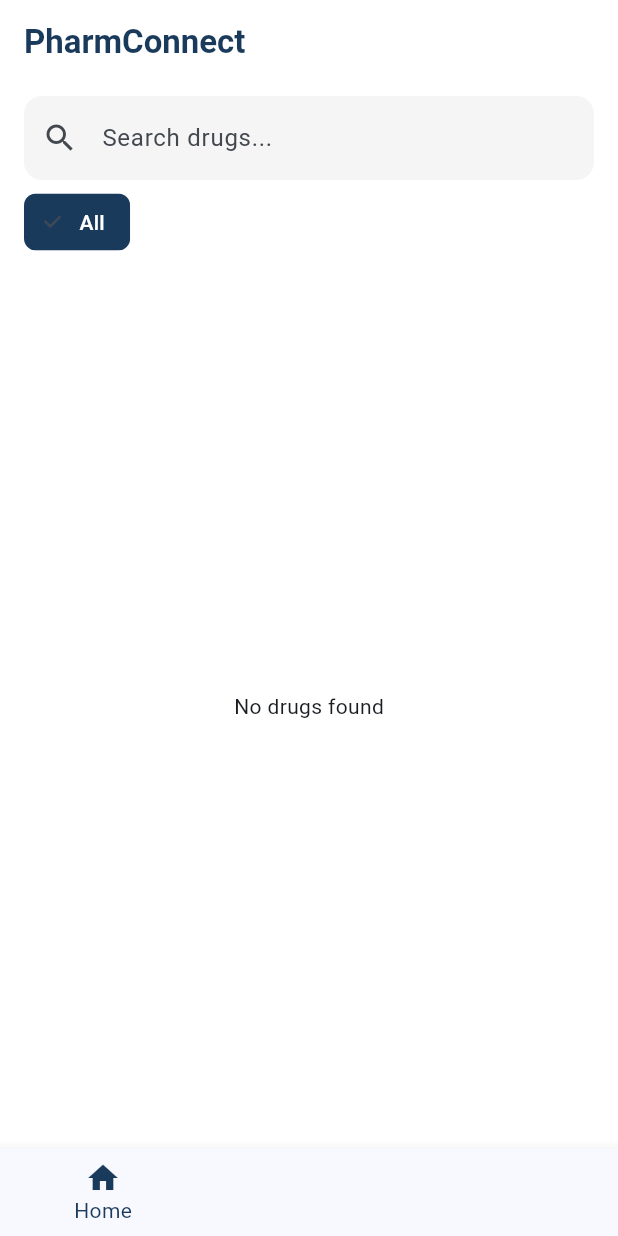
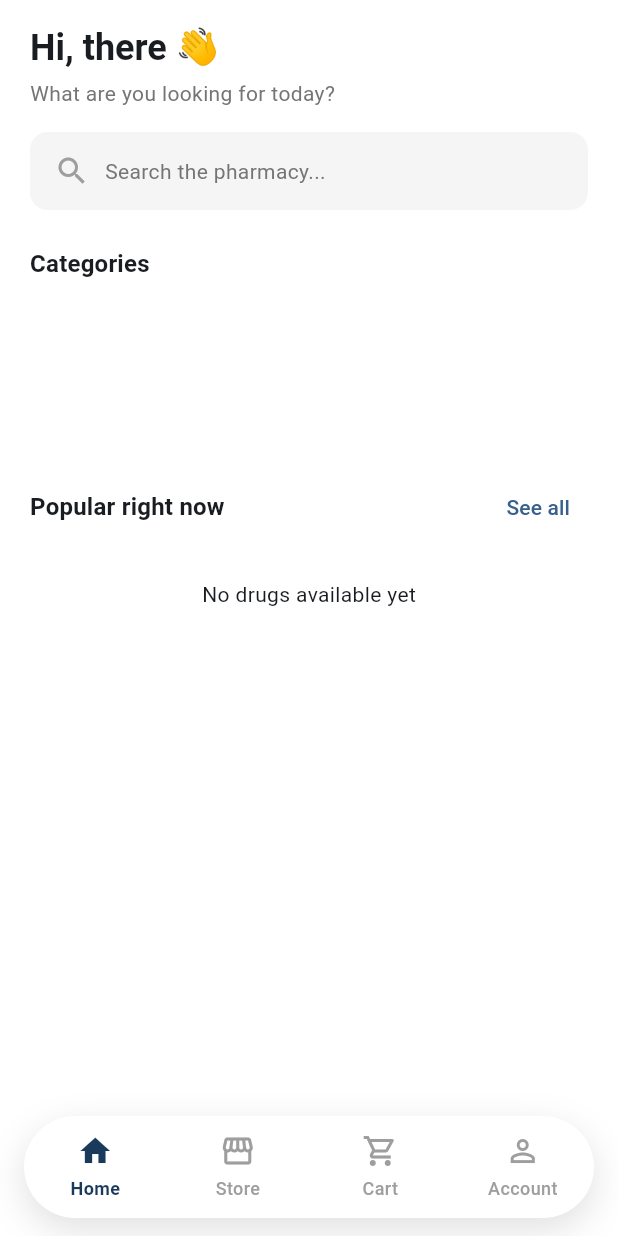
Before and after one commit to Emarc480/PharmConnect, a Flutter app: the screen it shows once a user with an empty profile is signed in, on a phone screen of 412 x 824 dp. Run offline on Flutter 3.47's test engine with Material 3 defaults, Android fonts, the phone set to English and light mode, and no system bars; our stand-ins replace cloud_firestore, firebase_auth, firebase_core; accounts and stored records are empty.

Commit message:
Refactor home screen to tab-based navigation
Convert HomeScreen from a single drug catalog view into a tab shell (Home/Store/Cart/Account) using IndexedStack. Preserves scroll state when switching tabs. Introduces Dashboard tab with greeting and featured drugs, extracts catalog into Store tab, and adds a new floating pill-shaped nav bar with cart item badge. Profile screen updated as a tab with quick-access menu items for orders and refill requests.

```diff
--- /dev/null
+++ b/lib/screens/home/dashboard_tab.dart
@@ -0,0 +1,128 @@
+import 'package:flutter/material.dart';
+import 'package:provider/provider.dart';
+import '../../providers/auth_provider.dart';
+import '../../providers/drug_provider.dart';
+import '../../widgets/drug_card.dart';
+import '../../core/theme/app_theme.dart';
+import '../../core/constants/app_routes.dart';
+
+/// Landing tab shown when the customer opens the app: a quick
+/// greeting, category shortcuts, and a short list of drugs to browse
+/// — separate from StoreTab, which is the full searchable catalog.
+class DashboardTab extends StatelessWidget {
+  const DashboardTab({super.key, required this.onBrowsePressed});
+
+  /// Lets the shell (home_screen.dart) switch to the Store tab when
+  /// the person taps "Browse all" or a category shortcut here.
+  final VoidCallback onBrowsePressed;
+
+  @override
+  Widget build(BuildContext context) {
+    final user = context.watch<AuthProvider>().currentUser;
+    final drugProvider = context.watch<DrugProvider>();
+    final nameParts = (user?.name ?? '').trim().split(' ');
+    final firstName = nameParts.isNotEmpty && nameParts.first.isNotEmpty ? nameParts.first : 'there';
+    final featured = drugProvider.allDrugs.take(5).toList();
+    final shortcutCategories = drugProvider.categories.where((c) => c != 'All').toList();
+
+    return SafeArea(
+      bottom: false,
+      child: ListView(
+        padding: const EdgeInsets.fromLTRB(20, 16, 20, 100),
+        children: [
+          Text(
+            'Hi, $firstName 👋',
+            style: Theme.of(context).textTheme.headlineSmall?.copyWith(fontWeight: FontWeight.bold),
+          ),
+          const SizedBox(height: 4),
+          Text(
+            'What are you looking for today?',
+            style: TextStyle(color: Colors.grey.shade600),
+          ),
+          const SizedBox(height: 16),
+          InkWell(
+            onTap: onBrowsePressed,
+            borderRadius: BorderRadius.circular(12),
+            child: Container(
+              padding: const EdgeInsets.symmetric(horizontal: 16, vertical: 14),
+              decoration: BoxDecoration(
+                color: Colors.grey.shade100,
+                borderRadius: BorderRadius.circular(12),
+              ),
+              child: Row(
+                children: [
+                  const Icon(Icons.search, color: Colors.grey),
+                  const SizedBox(width: 10),
+                  Text('Search the pharmacy...', style: TextStyle(color: Colors.grey.shade600)),
+                ],
+              ),
+            ),
+          ),
+          const SizedBox(height: 24),
+          Text('Categories', style: Theme.of(context).textTheme.titleMedium?.copyWith(fontWeight: FontWeight.bold)),
+          const SizedBox(height: 12),
+          SizedBox(
+            height: 90,
+            child: ListView.separated(
+              scrollDirection: Axis.horizontal,
+              itemCount: shortcutCategories.length,
+              separatorBuilder: (_, _) => const SizedBox(width: 12),
+              itemBuilder: (context, i) {
+                final category = shortcutCategories[i];
+                return InkWell(
+                  onTap: () {
+                    drugProvider.setCategory(category);
+                    onBrowsePressed();
+                  },
+                  borderRadius: BorderRadius.circular(12),
+                  child: Container(
+                    width: 80,
+                    padding: const EdgeInsets.all(8),
+                    decoration: BoxDecoration(
+                      color: AppTheme.primaryNavy.withValues(alpha: 0.06),
+                      borderRadius: BorderRadius.circular(12),
+                    ),
+                    child: Column(
+                      mainAxisAlignment: MainAxisAlignment.center,
+                      children: [
+                        const Icon(Icons.medication_outlined, color: AppTheme.primaryNavy),
+                        const SizedBox(height: 6),
+                        Text(
+                          category,
+                          textAlign: TextAlign.center,
+                          maxLines: 2,
+                          overflow: TextOverflow.ellipsis,
+                          style: const TextStyle(fontSize: 11, fontWeight: FontWeight.w600),
+                        ),
+                      ],
+                    ),
+                  ),
+                );
+              },
+            ),
+          ),
+          const SizedBox(height: 24),
+          Row(
+            mainAxisAlignment: MainAxisAlignment.spaceBetween,
+            children: [
+              Text('Popular right now', style: Theme.of(context).textTheme.titleMedium?.copyWith(fontWeight: FontWeight.bold)),
+              TextButton(onPressed: onBrowsePressed, child: const Text('See all')),
+            ],
+          ),
+          if (featured.isEmpty)
+            const Padding(
+              padding: EdgeInsets.symmetric(vertical: 24),
+              child: Center(child: Text('No drugs available yet')),
+            )
+          else
+            ...featured.map(
+              (drug) => DrugCard(
+                drug: drug,
+                onTap: () => Navigator.pushNamed(context, AppRoutes.drugDetail, arguments: drug),
+              ),
+            ),
+        ],
+      ),
+    );
+  }
+}
--- a/lib/screens/home/home_screen.dart
+++ b/lib/screens/home/home_screen.dart
@@ -1,10 +1,14 @@
 import 'package:flutter/material.dart';
-import 'package:provider/provider.dart';
-import '../../providers/drug_provider.dart';
-import '../../widgets/drug_card.dart';
-import '../../core/theme/app_theme.dart';
-import '../../core/constants/app_routes.dart';
+import 'dashboard_tab.dart';
+import 'store_tab.dart';
+import '../cart_screen.dart';
+import '../profile_screen.dart';
+import '../../widgets/floating_nav_bar.dart';
 
+/// Customer home shell: hosts the floating pill nav bar (Home / Store
+/// / Cart / Account) and swaps between the four tabs in place with an
+/// IndexedStack, so switching tabs never rebuilds the others from
+/// scratch and each keeps its scroll position.
 class HomeScreen extends StatefulWidget {
   const HomeScreen({super.key});
 
@@ -15,102 +19,27 @@ class HomeScreen extends StatefulWidget {
 class _HomeScreenState extends State<HomeScreen> {
   int _navIndex = 0;
 
-  Future<void> _onNavTap(int index) async {
-    if (index == 0) {
-      setState(() => _navIndex = 0);
-      return;
-    }
-    setState(() => _navIndex = index);
-    final route = switch (index) {
-      1 => AppRoutes.myOrders,
-      2 => AppRoutes.refill,
-      3 => AppRoutes.profile,
-      _ => null,
-    };
-    if (route != null) {
-      await Navigator.pushNamed(context, route);
-    }
-    if (mounted) setState(() => _navIndex = 0);
-  }
+  void _goToStore() => setState(() => _navIndex = 1);
 
   @override
   Widget build(BuildContext context) {
-    final drugProvider = context.watch<DrugProvider>();
+    final tabs = [
+      DashboardTab(onBrowsePressed: _goToStore),
+      const StoreTab(),
+      const CartScreen(),
+      const ProfileScreen(),
+    ];
 
     return Scaffold(
-      appBar: AppBar(
-        title: const Text('PharmConnect', style: TextStyle(fontWeight: FontWeight.bold)),
-      ),
-      body: Column(
-        children: [
-          Padding(
-            padding: const EdgeInsets.symmetric(horizontal: 16, vertical: 8),
-            child: TextField(
-              decoration: InputDecoration(
-                hintText: 'Search drugs...',
-                prefixIcon: const Icon(Icons.search),
-                filled: true,
-                fillColor: Colors.grey.shade100,
-                border: OutlineInputBorder(
-                  borderRadius: BorderRadius.circular(12),
-                  borderSide: BorderSide.none,
-                ),
-              ),
-              onChanged: drugProvider.setSearchQuery,
-            ),
-          ),
-          SizedBox(
-            height: 40,
-            child: ListView.separated(
-              scrollDirection: Axis.horizontal,
-              padding: const EdgeInsets.symmetric(horizontal: 16),
-              itemCount: drugProvider.categories.length,
-              separatorBuilder: (_, _) => const SizedBox(width: 8),
-              itemBuilder: (context, i) {
-                final category = drugProvider.categories[i];
-                final isSelected = category == drugProvider.selectedCategory;
-                return ChoiceChip(
-                  label: Text(category),
-                  selected: isSelected,
-                  selectedColor: AppTheme.primaryNavy,
-                  labelStyle: TextStyle(color: isSelected ? Colors.white : Colors.black87),
-                  onSelected: (_) => drugProvider.setCategory(category),
-                );
-              },
-            ),
-          ),
-          const SizedBox(height: 8),
-          Expanded(
-            child: drugProvider.filteredDrugs.isEmpty
-                ? const Center(child: Text('No drugs found'))
-                : ListView.builder(
-                    padding: const EdgeInsets.symmetric(horizontal: 16),
-                    itemCount: drugProvider.filteredDrugs.length,
-                    itemBuilder: (context, i) {
-                      final drug = drugProvider.filteredDrugs[i];
-                      return DrugCard(
-                        drug: drug,
-                        onTap: () => Navigator.pushNamed(
-                          context,
-                          AppRoutes.drugDetail,
-                          arguments: drug,
-                        ),
-                      );
-                    },
-                  ),
-          ),
-        ],
-      ),
-      bottomNavigationBar: BottomNavigationBar(
+      // Deliberately NOT extendBody: true — CartScreen's checkout
+      // button and ProfileScreen's log-out button sit flush at the
+      // bottom of their own layouts, and extending the body behind
+      // the nav bar would hide them under it. The pill still reads as
+      // "floating" from its own rounded corners, margin, and shadow.
+      body: IndexedStack(index: _navIndex, children: tabs),
+      bottomNavigationBar: FloatingNavBar(
         currentIndex: _navIndex,
-        selectedItemColor: AppTheme.primaryNavy,
-        onTap: _onNavTap,
-        items: const [
-          BottomNavigationBarItem(icon: Icon(Icons.home), label: 'Home'),
-          BottomNavigationBarItem(icon: Icon(Icons.receipt_long), label: 'Orders'),
-          BottomNavigationBarItem(icon: Icon(Icons.refresh), label: 'Refill'),
-          BottomNavigationBarItem(icon: Icon(Icons.person), label: 'Profile'),
-        ],
+        onTap: (i) => setState(() => _navIndex = i),
       ),
     );
   }
--- /dev/null
+++ b/lib/widgets/floating_nav_bar.dart
@@ -0,0 +1,117 @@
+import 'package:flutter/material.dart';
+import '../core/theme/app_theme.dart';
+import '../providers/cart_provider.dart';
+import 'package:provider/provider.dart';
+
+/// Floating pill-shaped bottom navigation bar used on the customer
+/// home shell (Home / Store / Cart / Account). Sits above the page
+/// content with rounded corners and a soft shadow, matching the
+/// reference design — pair with `Scaffold(extendBody: true, ...)` so
+/// scrollable content runs underneath it instead of stopping short.
+class FloatingNavBar extends StatelessWidget {
+  final int currentIndex;
+  final ValueChanged<int> onTap;
+
+  const FloatingNavBar({
+    super.key,
+    required this.currentIndex,
+    required this.onTap,
+  });
+
+  static const _items = [
+    _NavItem(icon: Icons.home_outlined, activeIcon: Icons.home, label: 'Home'),
+    _NavItem(icon: Icons.storefront_outlined, activeIcon: Icons.storefront, label: 'Store'),
+    _NavItem(icon: Icons.shopping_cart_outlined, activeIcon: Icons.shopping_cart, label: 'Cart'),
+    _NavItem(icon: Icons.person_outline, activeIcon: Icons.person, label: 'Account'),
+  ];
+
+  @override
+  Widget build(BuildContext context) {
+    final cartCount = context.watch<CartProvider>().itemCount;
+
+    return SafeArea(
+      child: Padding(
+        padding: const EdgeInsets.fromLTRB(16, 0, 16, 12),
+        child: Container(
+          height: 68,
+          decoration: BoxDecoration(
+            color: Colors.white,
+            borderRadius: BorderRadius.circular(34),
+            boxShadow: [
+              BoxShadow(
+                color: Colors.black.withValues(alpha: 0.12),
+                blurRadius: 20,
+                offset: const Offset(0, 8),
+              ),
+            ],
+          ),
+          child: Row(
+            mainAxisAlignment: MainAxisAlignment.spaceEvenly,
+            children: List.generate(_items.length, (i) {
+              final item = _items[i];
+              final isActive = i == currentIndex;
+              final showBadge = i == 2 && cartCount > 0;
+
+              return Expanded(
+                child: InkWell(
+                  borderRadius: BorderRadius.circular(34),
+                  onTap: () => onTap(i),
+                  child: Column(
+                    mainAxisAlignment: MainAxisAlignment.center,
+                    children: [
+                      Stack(
+                        clipBehavior: Clip.none,
+                        children: [
+                          Icon(
+                            isActive ? item.activeIcon : item.icon,
+                            color: isActive ? AppTheme.primaryNavy : Colors.grey.shade500,
+                            size: 24,
+                          ),
+                          if (showBadge)
+                            Positioned(
+                              right: -8,
+                              top: -4,
+                              child: Container(
+                                padding: const EdgeInsets.symmetric(horizontal: 5, vertical: 1),
+                                decoration: BoxDecoration(
+                                  color: Colors.red,
+                                  borderRadius: BorderRadius.circular(10),
+                                ),
+                                constraints: const BoxConstraints(minWidth: 16),
+                                child: Text(
+                                  '$cartCount',
+                                  textAlign: TextAlign.center,
+                                  style: const TextStyle(color: Colors.white, fontSize: 10, fontWeight: FontWeight.bold),
+                                ),
+                              ),
+                            ),
+                        ],
+                      ),
+                      const SizedBox(height: 4),
+                      Text(
+                        item.label,
+                        style: TextStyle(
+                          fontSize: 12,
+                          fontWeight: isActive ? FontWeight.w700 : FontWeight.w500,
+                          color: isActive ? AppTheme.primaryNavy : Colors.grey.shade500,
+                        ),
+                      ),
+                    ],
+                  ),
+                ),
+              );
+            }),
+          ),
+        ),
+      ),
+    );
+  }
+}
+
+class _NavItem {
+  final IconData icon;
+  final IconData activeIcon;
+  final String label;
+
+  const _NavItem({required this.icon, required this.activeIcon, required this.label});
+}
```
Also changed, not shown: lib/screens/home/store_tab.dart (added, +82 -0 lines), lib/screens/profile_screen.dart (+35 -2 lines).
